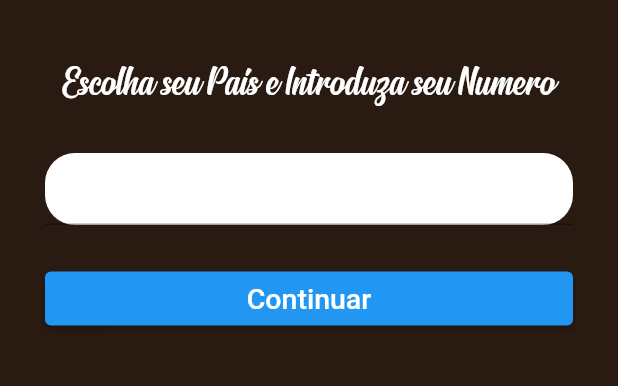
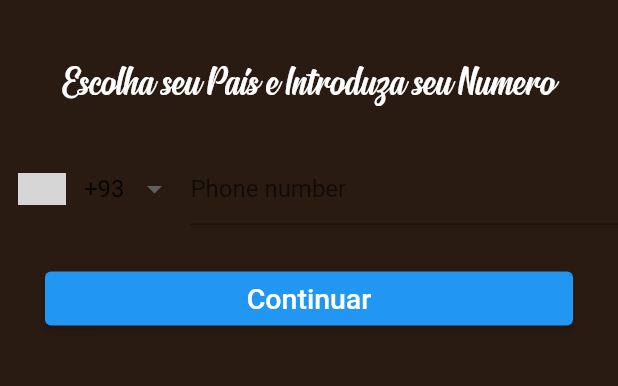
Before and after one commit to Joaonota/xilhamalisso, a Flutter app: the AutenticaUser screen opened directly, on a phone screen of 412 x 824 dp, the part 117-503 px from its top. Run offline on Flutter 3.47's test engine with Material 2 defaults, Android fonts, the phone set to English and light mode, and no system bars; drawn by our look-alikes of intl_phone_number_input; our stand-ins replace font_awesome_flutter, google_fonts, introduction_screen; grey boxes are pictures that could not be loaded.

Commit message:
versao 11

```diff
--- a/lib/Autenticacao/AuteticacaoUser/AutenticaUser.dart
+++ b/lib/Autenticacao/AuteticacaoUser/AutenticaUser.dart
@@ -1,4 +1,5 @@
 import 'package:flutter/material.dart';
+import 'package:intl_phone_number_input/intl_phone_number_input.dart';
 
 class AutenticaUser extends StatefulWidget {
   @override
@@ -58,21 +59,7 @@ class _AutenticaUserState extends State<AutenticaUser> {
             SizedBox(
               height: 30,
             ),
-            Padding(
-              padding: const EdgeInsets.only(right: 30, left: 30),
-              child: Container(
-                decoration: BoxDecoration(
-                  color: Colors.white,
-                  borderRadius: BorderRadius.circular(20),
-                ),
-                child: TextField(
-                  keyboardType: TextInputType.number,
-                  onChanged: (c) {
-                    numero = c;
-                  },
-                ),
-              ),
-            ),
+            InternationalPhoneNumberInput(),
             SizedBox(
               height: 25,
             ),
@@ -99,3 +86,18 @@ class _AutenticaUserState extends State<AutenticaUser> {
     );
   }
 }
+/*Padding(
+              padding: const EdgeInsets.only(right: 30, left: 30),
+              child: Container(
+                decoration: BoxDecoration(
+                  color: Colors.white,
+                  borderRadius: BorderRadius.circular(20),
+                ),
+                child: TextField(
+                  keyboardType: TextInputType.number,
+                  onChanged: (c) {
+                    numero = c;
+                  },
+                ),
+              ),
+            ),*/
--- a/lib/main.dart
+++ b/lib/main.dart
@@ -1,4 +1,5 @@
 import 'package:flutter/material.dart';
+import 'package:xilhamalisso/Autenticacao/AuteticacaoUser/AutenticaUser.dart';
 import 'package:xilhamalisso/chamada/Tela_Chamada.dart';
 
 void main() {
@@ -15,7 +16,7 @@ class MyApp extends StatelessWidget {
       theme: ThemeData(
         primarySwatch: Colors.blue,
       ),
-      home: TelaChamada(),
+      home: AutenticaUser(),
     );
   }
 }
--- a/pubspec.yaml
+++ b/pubspec.yaml
@@ -26,7 +26,8 @@ dependencies:
   font_awesome_flutter: ^9.1.0
   google_fonts: ^2.1.0
   introduction_screen: ^2.1.0
-  #intl_phone_number_input: ^0.7.0+2
+  intl_phone_number_input: ^0.7.0+2
+  cloud_firestore: ^2.4.0
 
 
   # The following adds the Cupertino Icons font to your application.
```
Also changed, not shown: pubspec.lock, 3 other files.
